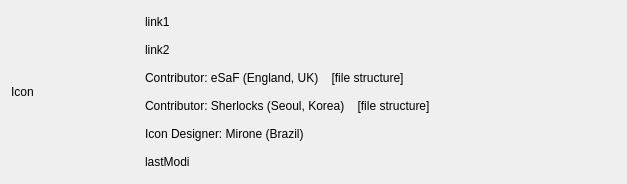
Qt form aboutdialog.ui (ic005k/OCAuxiliaryTools) before a commit.
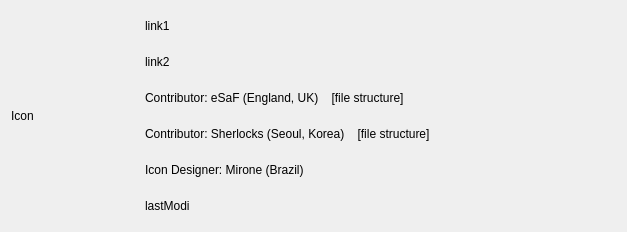
The same form after that commit.

```diff
--- a/aboutdialog.ui
+++ b/aboutdialog.ui
@@ -7,7 +7,7 @@
     <x>0</x>
     <y>0</y>
     <width>627</width>
-    <height>184</height>
+    <height>232</height>
    </rect>
   </property>
   <property name="windowTitle">
```
